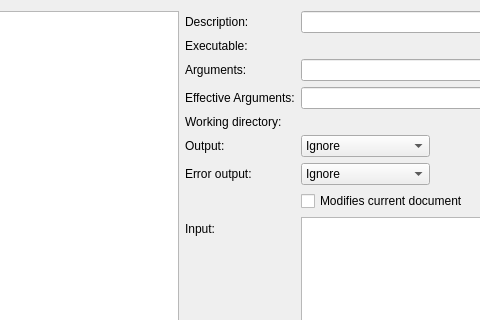
The window that src/plugins/coreplugin/dialogs/externaltoolconfig.ui (qt-creator/qt-creator) describes before a commit, drawn with Qt 5; both pictures show x 124 to 604 and y 0 to 320 of the 725 by 468 pixel window.
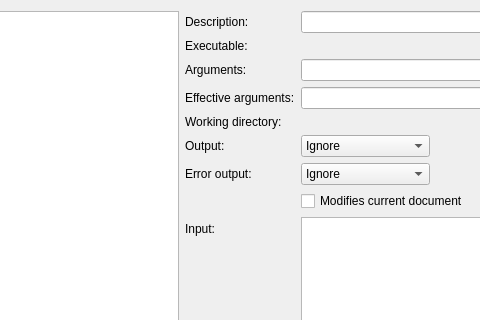
The same window after the commit. Custom widgets are drawn as their Qt base class.

Commit message: UI text: fix capitalization in external tool config

What changed in the file:
```diff
--- a/src/plugins/coreplugin/dialogs/externaltoolconfig.ui
+++ b/src/plugins/coreplugin/dialogs/externaltoolconfig.ui
@@ -133,7 +133,7 @@
       <item row="3" column="0">
        <widget class="QLabel" name="effectiveArgumentsLabel">
         <property name="text">
-         <string>Effective Arguments:</string>
+         <string>Effective arguments:</string>
         </property>
        </widget>
       </item>
```
